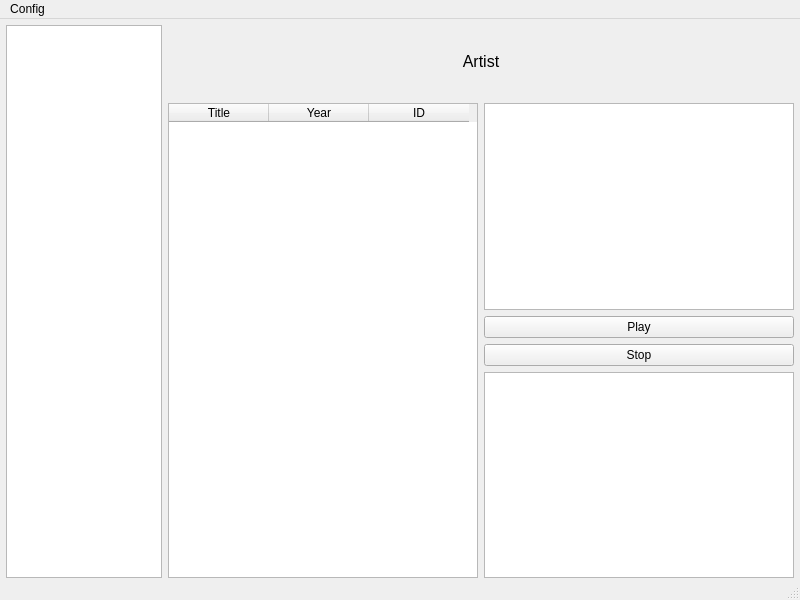
Above: qt/mainwindow.ui from myrrkel/pyzik before the change. Below: the same form after it.
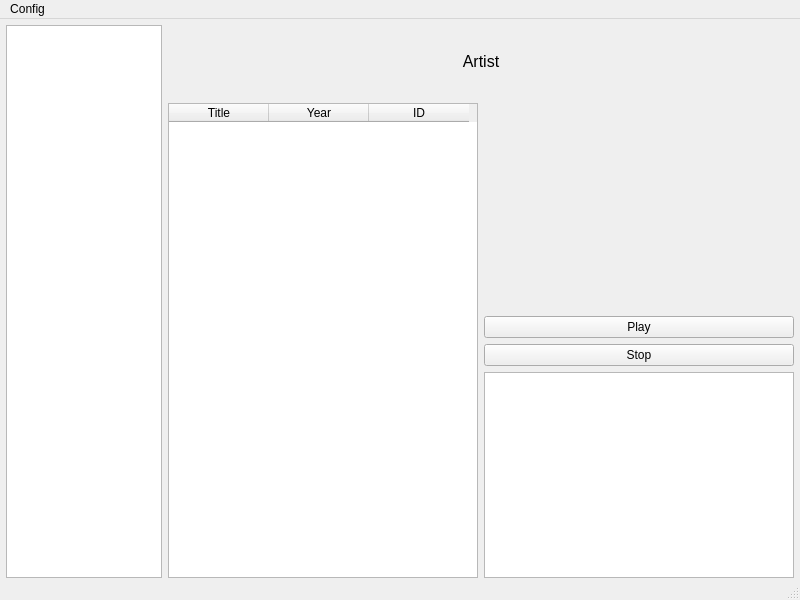
That is the form after the change.

Commit message: Add cover display

What changed in the file:
```diff
--- a/qt/mainwindow.ui
+++ b/qt/mainwindow.ui
@@ -245,6 +245,19 @@
                 <property name="bottomMargin">
                  <number>0</number>
                 </property>
+                <item row="0" column="0">
+                 <widget class="QLabel" name="cover">
+                  <property name="sizePolicy">
+                   <sizepolicy hsizetype="Expanding" vsizetype="Expanding">
+                    <horstretch>0</horstretch>
+                    <verstretch>0</verstretch>
+                   </sizepolicy>
+                  </property>
+                  <property name="text">
+                   <string/>
+                  </property>
+                 </widget>
+                </item>
                 <item row="2" column="0">
                  <widget class="QPushButton" name="stopButton">
                   <property name="text">
@@ -255,9 +268,6 @@
                 <item row="4" column="0">
                  <widget class="QTableWidget" name="tableWidgetTracks"/>
                 </item>
-                <item row="0" column="0">
-                 <widget class="QGraphicsView" name="graphicsView"/>
-                </item>
                 <item row="1" column="0">
                  <widget class="QPushButton" name="playButton">
                   <property name="text">
```
The commit also changes 4 other files.
